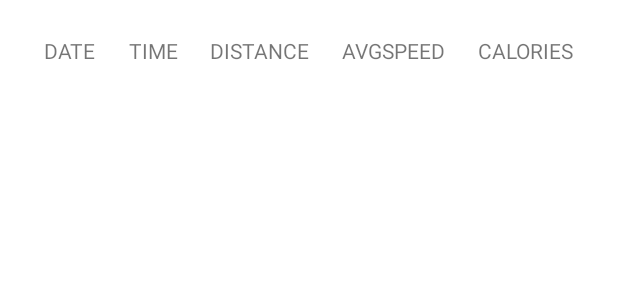
After one commit to summerdewyes/mvvm_walks_with_my_dog_portfolio, an Android app: the layout item_run.xml on its own in the app's theme, with its tools: preview values and no code run, on a phone screen of 412 x 824 dp. The commit adds this screen. Shown: the top 300 px of the screen. Run offline under Robolectric (Android 15) with nearby library versions, the phone set to English and light mode, and no system bars.

Commit message:
데이터베이스에 저장된 산책 기록을 리사이클뷰에 보여줍니다.

```diff
--- a/app/src/main/java/com/summerdewyes/mvvm_walks_with_my_dog/other/Constants.kt
+++ b/app/src/main/java/com/summerdewyes/mvvm_walks_with_my_dog/other/Constants.kt
@@ -20,8 +20,8 @@ object Constants {
     const val FASTEST_LOCATION_INTERVAL = 2000L
 
     const val POLYLINE_COLOR = R.color.theme_light_blue
-    const val POLYLINE_WIDTH = 15F
-    const val MAP_ZOOM = 18F
+    const val POLYLINE_WIDTH = 8F
+    const val MAP_ZOOM = 15F
 
     const val NOTIFICATION_CHANNEL_ID = "tracking_channel"
     const val NOTIFICATION_CHANNEL_NAME = "Tracking"
--- a/app/src/main/java/com/summerdewyes/mvvm_walks_with_my_dog/ui/viewmodels/MainViewModel.kt
+++ b/app/src/main/java/com/summerdewyes/mvvm_walks_with_my_dog/ui/viewmodels/MainViewModel.kt
@@ -13,6 +13,8 @@ class MainViewModel @Inject constructor(
     val mainRepository: MainRepository
 ) : ViewModel() {
 
+    val runSortedByDate = mainRepository.getAllRunsSortedByDate()
+
     fun insertRun(run: Run) = viewModelScope.launch {
         mainRepository.insertRun(run)
     }
--- /dev/null
+++ b/app/src/main/res/layout/item_run.xml
@@ -0,0 +1,73 @@
+<?xml version="1.0" encoding="utf-8"?>
+<androidx.constraintlayout.widget.ConstraintLayout xmlns:android="http://schemas.android.com/apk/res/android"
+    xmlns:app="http://schemas.android.com/apk/res-auto"
+    xmlns:tools="http://schemas.android.com/tools"
+    android:layout_width="match_parent"
+    android:layout_height="wrap_content"
+    android:padding="8dp">
+
+    <ImageView
+        android:id="@+id/ivRunImage"
+        android:layout_width="match_parent"
+        android:layout_height="wrap_content"
+        app:layout_constraintEnd_toEndOf="parent"
+        app:layout_constraintHorizontal_bias="0.5"
+        app:layout_constraintStart_toStartOf="parent"
+        app:layout_constraintTop_toTopOf="parent" />
+
+    <com.google.android.material.textview.MaterialTextView
+        android:id="@+id/tvDate"
+        android:layout_width="wrap_content"
+        android:layout_height="wrap_content"
+        android:layout_marginTop="@dimen/margin_default"
+        android:text="DATE"
+        app:layout_constraintEnd_toStartOf="@+id/tvTime"
+        app:layout_constraintHorizontal_bias="0.5"
+        app:layout_constraintStart_toStartOf="parent"
+        app:layout_constraintTop_toBottomOf="@+id/ivRunImage" />
+
+    <com.google.android.material.textview.MaterialTextView
+        android:id="@+id/tvTime"
+        android:layout_width="wrap_content"
+        android:layout_height="wrap_content"
+        android:layout_marginTop="@dimen/margin_default"
+        android:text="TIME"
+        app:layout_constraintEnd_toStartOf="@+id/tvDistance"
+        app:layout_constraintHorizontal_bias="0.5"
+        app:layout_constraintStart_toEndOf="@+id/tvDate"
+        app:layout_constraintTop_toBottomOf="@+id/ivRunImage" />
+
+    <com.google.android.material.textview.MaterialTextView
+        android:id="@+id/tvDistance"
+        android:layout_width="wrap_content"
+        android:layout_height="wrap_content"
+        android:layout_marginTop="@dimen/margin_default"
+        android:text="DISTANCE"
+        app:layout_constraintEnd_toStartOf="@+id/tvAvgSpeed"
+        app:layout_constraintHorizontal_bias="0.5"
+        app:layout_constraintStart_toEndOf="@+id/tvTime"
+        app:layout_constraintTop_toBottomOf="@+id/ivRunImage" />
+
+    <com.google.android.material.textview.MaterialTextView
+        android:id="@+id/tvAvgSpeed"
+        android:layout_width="wrap_content"
+        android:layout_height="wrap_content"
+        android:layout_marginTop="@dimen/margin_default"
+        android:text="AVGSPEED"
+        app:layout_constraintEnd_toStartOf="@+id/tvCalories"
+        app:layout_constraintHorizontal_bias="0.5"
+        app:layout_constraintStart_toEndOf="@+id/tvDistance"
+        app:layout_constraintTop_toBottomOf="@+id/ivRunImage" />
+
+    <com.google.android.material.textview.MaterialTextView
+        android:id="@+id/tvCalories"
+        android:layout_width="wrap_content"
+        android:layout_height="wrap_content"
+        android:layout_marginTop="@dimen/margin_default"
+        android:text="CALORIES"
+        app:layout_constraintEnd_toEndOf="parent"
+        app:layout_constraintHorizontal_bias="0.5"
+        app:layout_constraintStart_toEndOf="@+id/tvAvgSpeed"
+        app:layout_constraintTop_toBottomOf="@+id/ivRunImage" />
+
+</androidx.constraintlayout.widget.ConstraintLayout>
```
Also changed, not shown: app/src/main/java/com/summerdewyes/mvvm_walks_with_my_dog/adpater/RunAdapter.kt (added, +75 -0 lines), app/src/main/java/com/summerdewyes/mvvm_walks_with_my_dog/ui/fragments/RunFragment.kt (+21 -5 lines).
